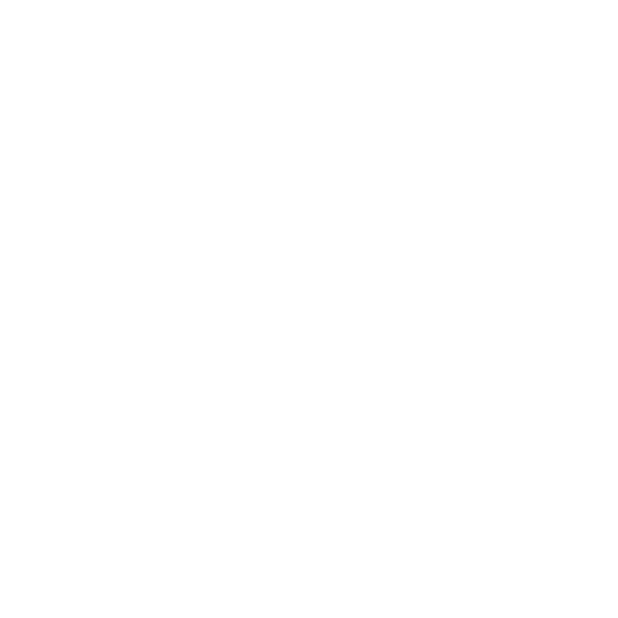
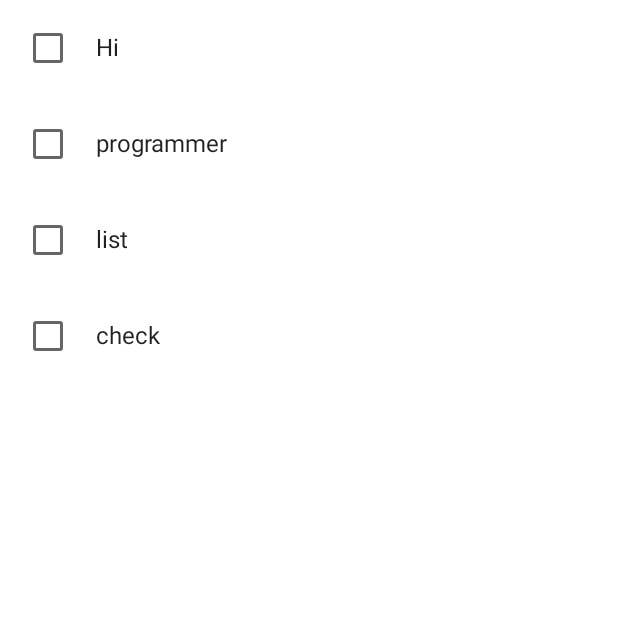
Before and after one commit to Luigi-Avila/JetpackComponents, an Android app built with Jetpack Compose: the screen it shows after launch (MainActivity), on a phone screen of 412 x 824 dp, the top half of it. Before the commit the part shown is empty. Run offline under Robolectric (Android 15) with nearby library versions, the phone set to English and light mode, and no system bars.

Commit message:
list of checkbox fixed

```diff
--- a/app/src/main/java/com/example/jetpackcomponents/MainActivity.kt
+++ b/app/src/main/java/com/example/jetpackcomponents/MainActivity.kt
@@ -60,6 +60,13 @@ class MainActivity : ComponentActivity() {
                     //MyProgress()
                     //MyCheckBoxWithText()
 
+                    val options = getOptions(titles = listOf("Hi", "programmer", "list", "check"))
+                    Column() {
+                        options.forEach {
+                            MyCheckBoxWithTextAdvance(checkInfo = it)
+                        }
+                    }
+
                 }
             }
         }
@@ -99,7 +106,6 @@ fun DefaultPreview() {
 
 @Composable
 fun MyCheckBoxWithTextAdvance(checkInfo: CheckInfo) {
-    Column() {
     Row(Modifier.padding(8.dp), verticalAlignment = Alignment.CenterVertically) {
         Checkbox(
             checked = checkInfo.selected,
@@ -107,8 +113,6 @@ fun MyCheckBoxWithTextAdvance(checkInfo: CheckInfo) {
         Spacer(modifier = Modifier.width(8.dp))
         Text(text = checkInfo.name)
     }
-    }
-
 }
 
 @Composable
```
Lines whose indentation alone changed are shown as unchanged.
